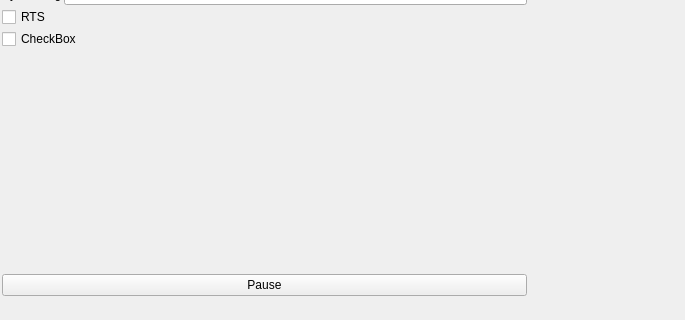
Above: mpTerminal.ui from zonbrisad/mpterm before the change; both pictures show x 0 to 685 and y 294 to 614 of the 1056 by 614 pixel window. Below: the same form after it.
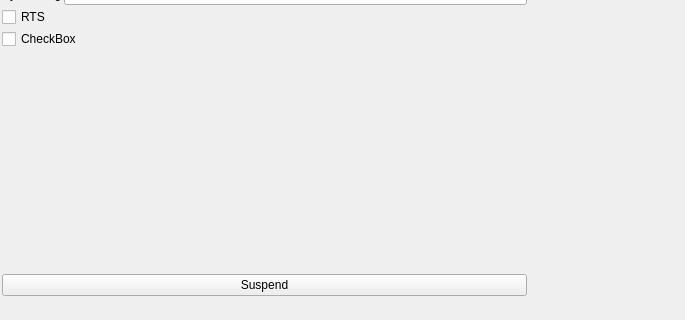
That is the form after the change.

The edit to the form file:
```diff
--- a/mpTerminal.ui
+++ b/mpTerminal.ui
@@ -225,7 +225,7 @@
       <item>
        <widget class="QPushButton" name="pushButton_2">
         <property name="text">
-         <string>Pause</string>
+         <string>Suspend</string>
         </property>
        </widget>
       </item>
```
Left out of the diff: 2 changed lines with no effect on the pictures.
